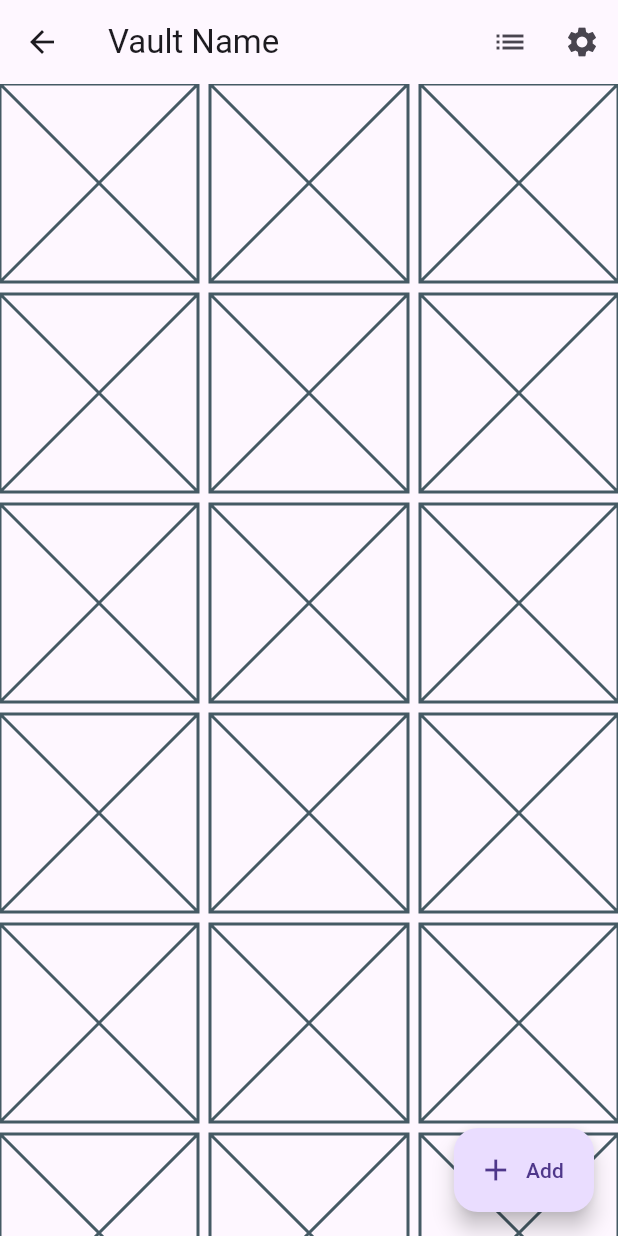
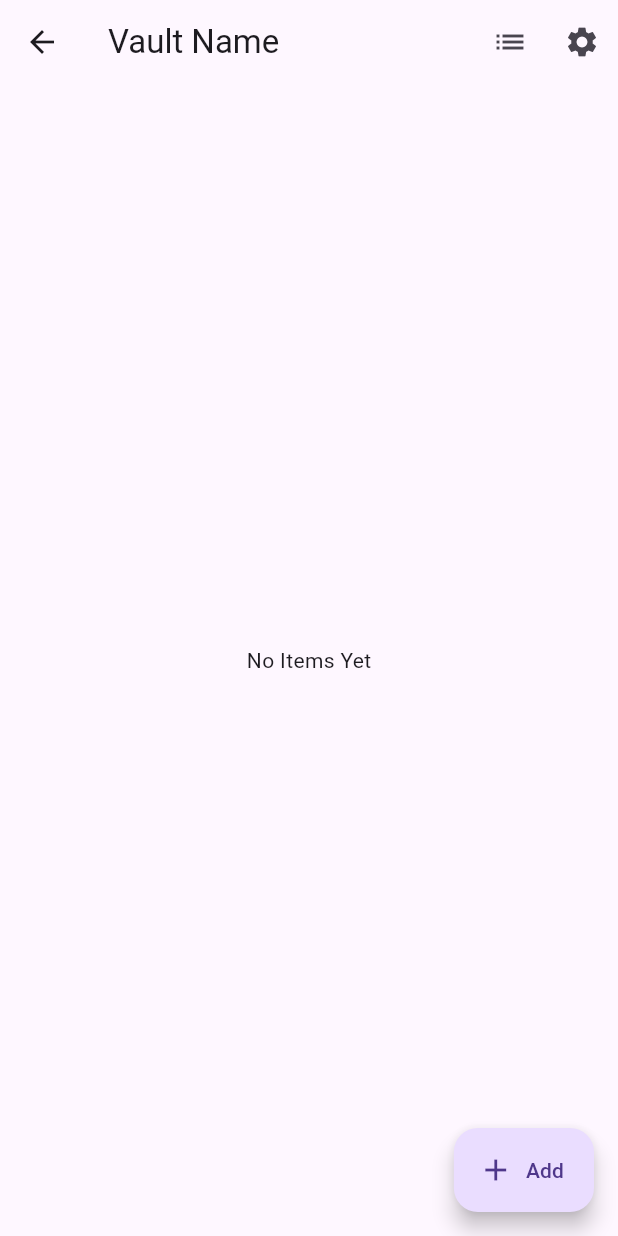
Before and after one commit to laguna-studios/vault, a Flutter app: the screen it shows after launch, after a tap on "Open Vault", on a phone screen of 412 x 824 dp. Run offline on Flutter 3.47's test engine with Material 3 defaults, Android fonts, the phone set to English and light mode, and no system bars; our stand-ins replace dartx, file_picker, gap.

Commit message:
added basic elements

```diff
--- /dev/null
+++ b/devtools_options.yaml
@@ -0,0 +1,3 @@
+description: This file stores settings for Dart & Flutter DevTools.
+documentation: https://docs.flutter.dev/tools/devtools/extensions#configure-extension-enablement-states
+extensions:
--- /dev/null
+++ b/lib/data/repository/vault_repository.dart
@@ -0,0 +1,32 @@
+import "dart:io";
+import "dart:typed_data";
+
+import "package:path/path.dart";
+import "package:vault/data/service/vault_datasource.dart";
+
+class VaultRepository {
+  final VaultDatasource _vaultDatasource;
+  final String _vault;
+
+  VaultRepository({required VaultDatasource vaultDatasource, required String vault})
+      : _vaultDatasource = vaultDatasource,
+        _vault = vault;
+
+  Future<void> createVault() async {
+    final bool exists = await _vaultDatasource.directoryExists(_vault);
+    if (exists) return;
+    return _vaultDatasource.createDirectory(_vault);
+  }
+
+  Future<Iterable<FileSystemEntity>> listFiles() async {
+    return _vaultDatasource.listDirectory(_vault);
+  }
+
+  Future<void> addFile(String path, Uint8List data) async {
+    _vaultDatasource.createFile(join(_vault, path), data);
+  }
+
+  Future<void> deleteFile(String path) async {
+    _vaultDatasource.deleteFile(join(_vault, path));
+  }
+}
--- a/lib/ui/core/screen/login_screen.dart
+++ b/lib/ui/core/screen/login_screen.dart
@@ -1,7 +1,15 @@
+import "dart:io";
+
 import "package:flutter/material.dart";
 import "package:gap/gap.dart";
+import "package:path_provider/path_provider.dart";
+import "package:provider/provider.dart";
 import "package:vault/context_extension.dart";
+import "package:vault/data/repository/vault_repository.dart";
+import "package:vault/data/service/vault_datasource.dart";
+import "package:vault/ui/core/screen/create_vault_screen.dart";
 import "package:vault/ui/core/screen/vault_screen.dart";
+import "package:vault/ui/viewmodel/vault_viewmodel.dart";
 
 class LoginScreen extends StatefulWidget {
   const LoginScreen({super.key});
@@ -23,6 +31,7 @@ class _LoginScreenState extends State<LoginScreen> {
           TextField(
             controller: _controller,
             obscureText: true,
+            onSubmitted: (_) => _openVault(),
           ),
           OutlinedButton(
             onPressed: _openVault,
@@ -46,10 +55,27 @@ class _LoginScreenState extends State<LoginScreen> {
     );
   }
 
-  void _openVault() {
-    context.go(VaultScreen());
+  Future<void> _openVault() async {
+    final Directory appDirectory = await getApplicationDocumentsDirectory();
+    if (!mounted) return;
+
+    await context.go(
+      ChangeNotifierProvider(
+        create: (_) => VaultViewModel(
+          vaultRepository: VaultRepository(
+            vaultDatasource: VaultDatasource(
+              rootDirectory: appDirectory,
+            ),
+            vault: _controller.value.text,
+          )..createVault(),
+        )..loadVaultContent(),
+        child: VaultScreen(),
+      ),
+    );
     _controller.clear();
   }
 
-  void _createNewVault() {}
+  void _createNewVault() {
+    context.go(CreateVaultScreen());
+  }
 }
--- a/lib/ui/core/screen/vault_screen.dart
+++ b/lib/ui/core/screen/vault_screen.dart
@@ -1,72 +1,133 @@
+import "dart:io";
+
+import "package:dartx/dartx_io.dart";
 import "package:flutter/material.dart";
+import "package:provider/provider.dart";
 import "package:vault/context_extension.dart";
 import "package:vault/ui/core/screen/file_viewer_screen.dart";
 import "package:vault/ui/core/screen/vault_settings_screen.dart";
+import "package:vault/ui/viewmodel/vault_viewmodel.dart";
 
-class VaultScreen extends StatefulWidget {
+class VaultScreen extends StatelessWidget {
   const VaultScreen({super.key});
 
   @override
-  State<VaultScreen> createState() => _VaultScreenState();
-}
+  Widget build(BuildContext context) {
+    final VaultViewModel viewModel = context.watch<VaultViewModel>();
 
-class _VaultScreenState extends State<VaultScreen> with SingleTickerProviderStateMixin {
-  late final AnimationController _animationController;
-
-  @override
-  void initState() {
-    super.initState();
-    _animationController = AnimationController(vsync: this, duration: const Duration(milliseconds: 300));
-  }
-
-  @override
-  void dispose() {
-    super.dispose();
-    _animationController.dispose();
-  }
-
-  @override
-  Widget build(BuildContext context) {
     return Scaffold(
-      appBar: AppBar(
+      appBar: viewModel.isSelectionActive
+          ? AppBar(
+              leading: IconButton(onPressed: viewModel.cancelSelection, icon: Icon(Icons.cancel)),
+              title: Text("${viewModel.selectedFiles.length} Files Selected"),
+              actions: [IconButton(onPressed: viewModel.selectAll, icon: Icon(Icons.select_all))],
+            )
+          : AppBar(
               title: Text("Vault Name"),
               actions: [
-          IconButton(onPressed: _toggleViewMode, icon: Icon(Icons.list)),
+                IconButton(
+                    onPressed: viewModel.toggleViewMode,
+                    icon: Icon(viewModel.isListViewMode ? Icons.list : Icons.grid_3x3)),
                 IconButton(
                   onPressed: () => context.go(VaultSettingsScreen()),
                   icon: Icon(Icons.settings),
                 ),
               ],
             ),
-      body: GridView.builder(
-        gridDelegate:
-            SliverGridDelegateWithFixedCrossAxisCount(crossAxisCount: 3, crossAxisSpacing: 8, mainAxisSpacing: 8),
-        itemBuilder: (context, index) => Placeholder(),
+      body: Builder(
+        builder: (context) {
+          if (viewModel.items.isEmpty)
+            return Center(
+              child: Text("No Items Yet"),
+            );
+
+          return viewModel.isListViewMode
+              ? _ListViewVault(items: viewModel.items)
+              : _GridViewVault(items: viewModel.items);
+        },
       ),
-      floatingActionButton: FloatingActionButton.extended(
-        onPressed: () {},
+      floatingActionButton: viewModel.isSelectionActive
+          ? FloatingActionButton.extended(
+              onPressed: viewModel.deleteSelection, label: Text("Delete"), icon: Icon(Icons.delete))
+          : FloatingActionButton.extended(
+              onPressed: viewModel.addFiles,
               label: Text("Add"),
               icon: Icon(Icons.add),
             ),
     );
   }
+}
 
-  void _toggleViewMode() {
-          print(1);
+class _GridViewVault extends StatelessWidget {
+  final Iterable<FileSystemEntity> items;
+
+  const _GridViewVault({
+    super.key,
+    required this.items,
+  });
+
+  @override
+  Widget build(BuildContext context) {
+    final VaultViewModel viewModel = context.read();
+
+    return GridView.builder(
+      itemCount: items.length,
+      gridDelegate:
+          SliverGridDelegateWithFixedCrossAxisCount(crossAxisCount: 3, crossAxisSpacing: 8, mainAxisSpacing: 8),
+      itemBuilder: (context, index) => GestureDetector(
+        onTap: () {
+          if (viewModel.isSelectionActive) {
+            viewModel.toggleFile(index);
+            return;
+          }
+
+          context.go(
+            ChangeNotifierProvider.value(value: context.read<VaultViewModel>(), child: FileViewerScreen(index: index)),
+          );
+        },
+        onLongPress: () => viewModel.toggleFile(index),
+        child: Container(
+          decoration: BoxDecoration(
+            border: viewModel.isSelectionActive ? Border.all(color: Colors.blue, width: 8) : null,
+          ),
+          child: Image.file(
+            items.elementAt(index) as File,
+            fit: BoxFit.cover,
+          ),
+        ),
+      ),
+    );
   }
 }
 
 class _ListViewVault extends StatelessWidget {
-  const _ListViewVault({
-    super.key,
-  });
+  final Iterable<FileSystemEntity> items;
+
+  const _ListViewVault({super.key, required this.items});
 
   @override
   Widget build(BuildContext context) {
+    final VaultViewModel viewModel = context.read();
+
     return ListView.builder(
+      itemCount: items.length,
       itemBuilder: (context, index) => ListTile(
-        title: Text("$index"),
-        onTap: () => context.go(FileViewerScreen()),
+        title: Text(items.elementAt(index).name),
+        onTap: () {
+          if (viewModel.isSelectionActive) {
+            viewModel.toggleFile(index);
+            return;
+          }
+
+          context.go(ChangeNotifierProvider.value(
+            value: context.read<VaultViewModel>(),
+            child: FileViewerScreen(
+              index: index,
+            ),
+          ));
+        },
+        selected: viewModel.selectedFiles.contains(items.elementAt(index)),
+        onLongPress: () => viewModel.toggleFile(index),
       ),
     );
   }
--- /dev/null
+++ b/lib/ui/viewmodel/vault_viewmodel.dart
@@ -0,0 +1,91 @@
+import "dart:io";
+import "dart:typed_data";
+
+import "package:dartx/dartx.dart";
+import "package:dartx/dartx_io.dart";
+import "package:file_picker/file_picker.dart";
+import "package:flutter/material.dart";
+import "package:vault/data/repository/vault_repository.dart";
+
+class VaultViewModel extends ChangeNotifier {
+  final VaultRepository _vaultRepository;
+
+  final Set<FileSystemEntity> _selectedFiles = {};
+
+  bool _loading = false;
+  bool _isListViewMode = true;
+  String? _error;
+  Iterable<FileSystemEntity> _items = [];
+
+  VaultViewModel({required VaultRepository vaultRepository}) : _vaultRepository = vaultRepository;
+
+  bool get loading => _loading;
+  bool get hasError => _error != null;
+  String get error => _error!;
+
+  bool get isSelectionActive => _selectedFiles.isNotEmpty;
+  Set<FileSystemEntity> get selectedFiles => _selectedFiles;
+
+  bool get isListViewMode => _isListViewMode;
+  Iterable<FileSystemEntity> get items => _items;
+
+  void toggleFile(int index) {
+    if (!_selectedFiles.add(_items.elementAt(index))) _selectedFiles.remove(_items.elementAt(index));
+    notifyListeners();
+  }
+
+  void selectAll() {
+    _selectedFiles.addAll(_items);
+    notifyListeners();
+  }
+
+  void cancelSelection() {
+    _selectedFiles.clear();
+    notifyListeners();
+  }
+
+  void loadVaultContent() async {
+    try {
+      _loading = true;
+      notifyListeners();
+
+      _items = await _vaultRepository.listFiles();
+      notifyListeners();
+    } catch (e) {
+      _error = e.toString();
+      notifyListeners();
+    }
+  }
+
+  void toggleViewMode() {
+    _isListViewMode = !_isListViewMode;
+    notifyListeners();
+  }
+
+  void deleteSelection() {
+    for (final FileSystemEntity file in _selectedFiles) {
+      _vaultRepository.deleteFile(file.name);
+    }
+    _selectedFiles.clear();
+    notifyListeners();
+
+    loadVaultContent();
+  }
+
+  Future<void> addFiles() async {
+    try {
+      final FilePickerResult? result = await FilePicker.platform.pickFiles(allowMultiple: true, withReadStream: true);
+      if (result == null) return;
+
+      for (final PlatformFile file in result.files) {
+        List<List<int>>? data = await file.readStream?.toList();
+        if (data == null) continue;
+        await _vaultRepository.addFile(file.name, Uint8List.fromList(data.flatten()));
+      }
+    } catch (e) {
+      _error = e.toString();
+    } finally {
+      loadVaultContent();
+    }
+  }
+}
```
Also changed, not shown: lib/data/service/vault_datasource.dart (added, +21 -0 lines), lib/ui/core/screen/file_viewer_screen.dart (+37 -4 lines), pubspec.yaml (+10 -0 lines), 3 other files. Lines whose indentation alone changed are shown as unchanged.
